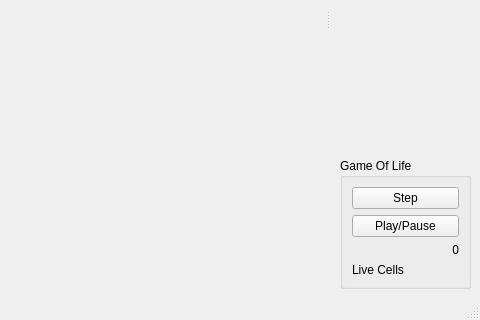
Before: the Qt Designer form src/GOL.ui in rickyviking/civico13gol, drawn with Qt 5; both pictures show x 320 to 800 and y 280 to 600 of the 800 by 600 pixel window.
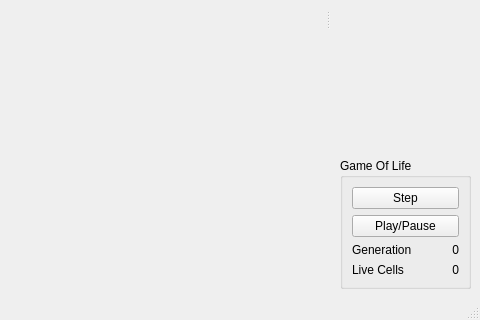
After: the same form once the commit is applied.

Diff of the .ui file:
```diff
--- a/src/GOL.ui
+++ b/src/GOL.ui
@@ -156,7 +156,16 @@
          </widget>
         </item>
         <item>
-         <widget class="QLabel" name="label_3">
+         <layout class="QHBoxLayout" name="horizontalLayout">
+          <item>
+           <widget class="QLabel" name="label_5">
+            <property name="text">
+             <string>Generation</string>
+            </property>
+           </widget>
+          </item>
+          <item>
+           <widget class="QLabel" name="genCounter">
           <property name="text">
            <string>0</string>
           </property>
@@ -165,6 +174,10 @@
           </property>
          </widget>
         </item>
+         </layout>
+        </item>
+        <item>
+         <layout class="QHBoxLayout" name="horizontalLayout_2">
         <item>
          <widget class="QLabel" name="label_2">
           <property name="text">
@@ -172,11 +185,19 @@
           </property>
          </widget>
         </item>
-       </layout>
-       <zorder>gol_step</zorder>
-       <zorder>pushButton_4</zorder>
-       <zorder>label_2</zorder>
-       <zorder>label_3</zorder>
+          <item>
+           <widget class="QLabel" name="aliveCounter">
+            <property name="text">
+             <string>0</string>
+            </property>
+            <property name="alignment">
+             <set>Qt::AlignRight|Qt::AlignTrailing|Qt::AlignVCenter</set>
+            </property>
+           </widget>
+          </item>
+         </layout>
+        </item>
+       </layout>
       </widget>
      </item>
     </layout>
```
Lines whose indentation alone changed are shown as unchanged.
